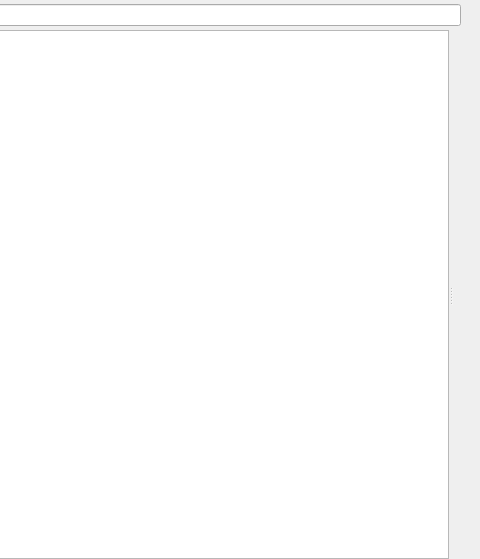
Qt form src/home/flibrary/gui/ImageViewer.ui (heimdallr/books) before a commit; both pictures show x 543 to 1023 and y 0 to 559 of the 1023 by 559 pixel window.
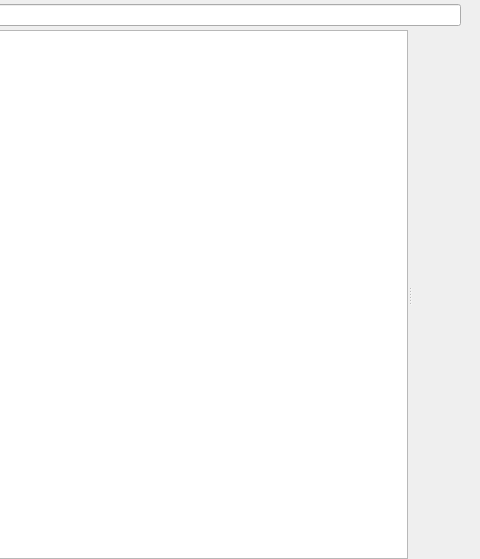
The same form after that commit.

```diff
--- a/src/home/flibrary/gui/ImageViewer.ui
+++ b/src/home/flibrary/gui/ImageViewer.ui
@@ -100,7 +100,60 @@
        <enum>QListView::ViewMode::IconMode</enum>
       </property>
      </widget>
-     <widget class="QLabel" name="image"/>
+     <widget class="QScrollArea" name="imageScrollArea">
+      <property name="frameShape">
+       <enum>QFrame::Shape::NoFrame</enum>
+      </property>
+      <property name="frameShadow">
+       <enum>QFrame::Shadow::Plain</enum>
+      </property>
+      <property name="lineWidth">
+       <number>0</number>
+      </property>
+      <property name="verticalScrollBarPolicy">
+       <enum>Qt::ScrollBarPolicy::ScrollBarAlwaysOff</enum>
+      </property>
+      <property name="horizontalScrollBarPolicy">
+       <enum>Qt::ScrollBarPolicy::ScrollBarAlwaysOff</enum>
+      </property>
+      <property name="widgetResizable">
+       <bool>true</bool>
+      </property>
+      <widget class="QWidget" name="scrollAreaWidgetContents">
+       <property name="geometry">
+        <rect>
+         <x>0</x>
+         <y>0</y>
+         <width>74</width>
+         <height>530</height>
+        </rect>
+       </property>
+       <layout class="QVBoxLayout" name="_3">
+        <property name="spacing">
+         <number>0</number>
+        </property>
+        <property name="leftMargin">
+         <number>0</number>
+        </property>
+        <property name="topMargin">
+         <number>0</number>
+        </property>
+        <property name="rightMargin">
+         <number>0</number>
+        </property>
+        <property name="bottomMargin">
+         <number>0</number>
+        </property>
+        <item>
+         <widget class="QLabel" name="image">
+          <property name="alignment">
+           <set>Qt::AlignmentFlag::AlignHCenter|Qt::AlignmentFlag::AlignTop</set>
+          </property>
+         </widget>
+        </item>
+       </layout>
+      </widget>
+     </widget>
     </widget>
    </item>
   </layout>
```
Left out of the diff: 4 changed lines with no effect on the pictures.
